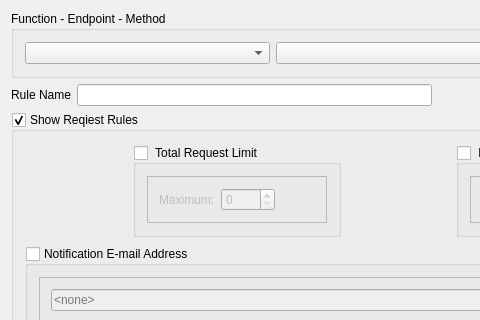
Old version of the form IdsEditor/RuleEditor.ui in the repository pnnl/ms-speak; both pictures show x 0 to 480 and y 0 to 320 of the 797 by 783 pixel window.
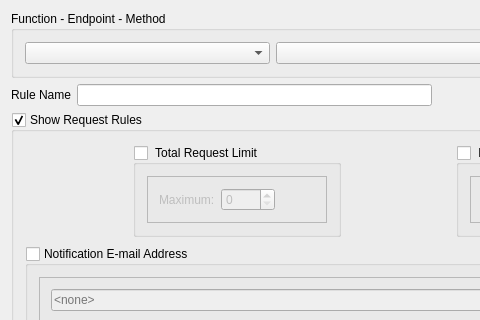
New version of the form. Icons and pictures are not drawn.

What changed in the file:
```diff
--- a/IdsEditor/RuleEditor.ui
+++ b/IdsEditor/RuleEditor.ui
@@ -119,7 +119,7 @@
         <bool>true</bool>
        </property>
        <property name="title">
-        <string>Show Reqiest Rules</string>
+        <string>Show Request Rules</string>
        </property>
        <property name="checkable">
         <bool>true</bool>
```
Left out of the diff: 4 changed lines with no effect on the pictures.
